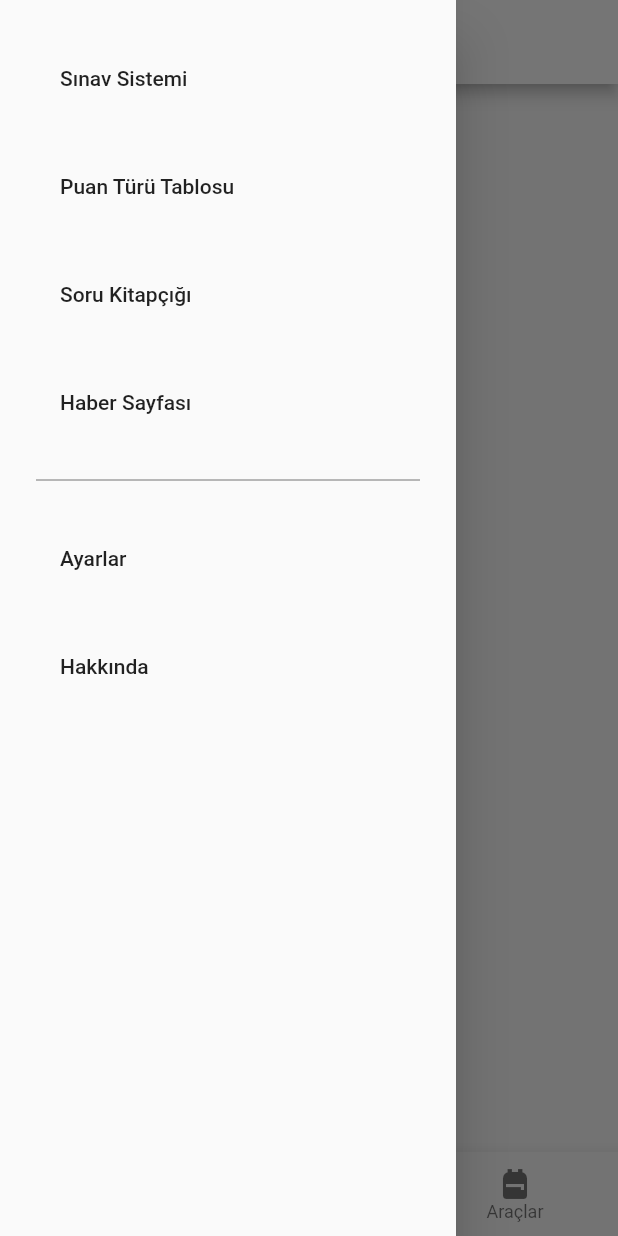
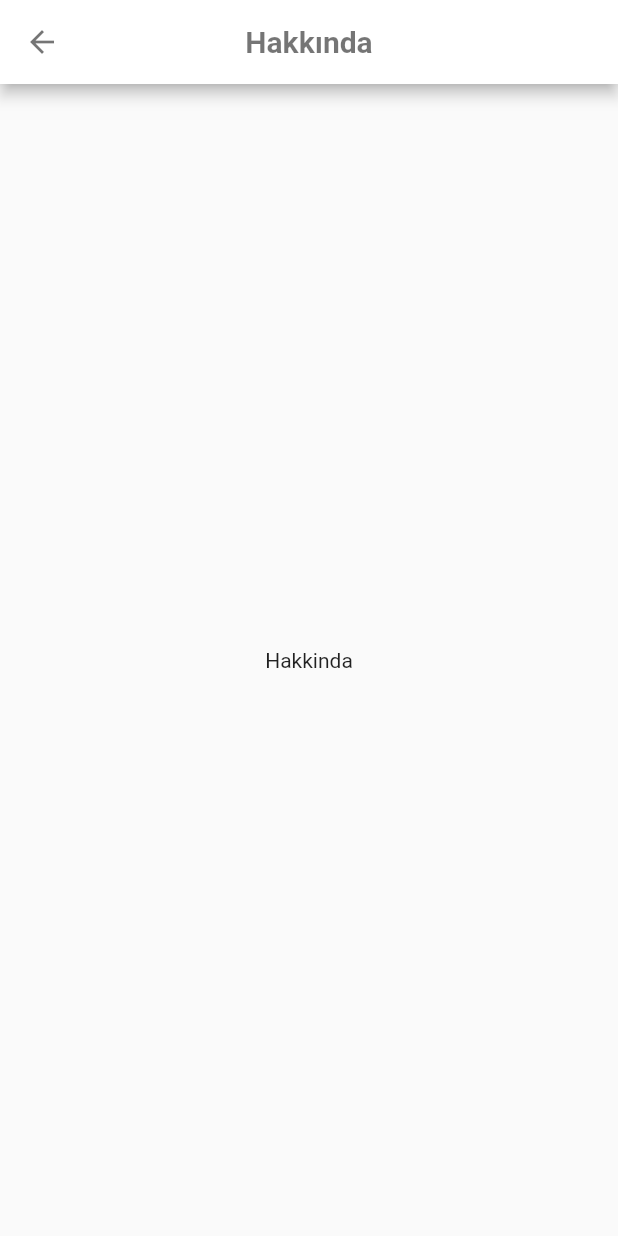
Before and after one commit to Mehm-Guldas/dusbuddy, a Flutter app: the screen it shows after launch, in the side drawer, after a tap on "Hakkında", on a phone screen of 412 x 824 dp. Run offline on Flutter 3.47's test engine with Material 2 defaults, Android fonts, the phone set to English and light mode, and no system bars.

Commit message:
+ About Page ! Changed home to initial route and added Named Routes

```diff
--- /dev/null
+++ b/lib/Pages/AboutPage.dart
@@ -0,0 +1,28 @@
+import 'package:flutter/material.dart';
+
+
+class About extends StatelessWidget {
+  const About({Key? key}) : super(key: key);
+
+  @override
+  Widget build(BuildContext context) {
+    return Scaffold(
+      appBar: AppBar(
+        iconTheme: IconThemeData(color: Colors.black54),
+        title: const Text('Hakkında',
+          style: TextStyle(
+            color: Colors.black54,
+            fontWeight: FontWeight.bold,
+            fontSize: 20,
+          ),
+        ),
+        centerTitle: true,
+        backgroundColor: Colors.white,
+      ),
+      body: const Center(
+        child: Text('Hakkinda'),
+      ),
+
+    );
+  }
+}
--- a/lib/main.dart
+++ b/lib/main.dart
@@ -1,7 +1,12 @@
 import 'package:flutter/material.dart';
+import 'package:dusbuddy2/Pages/AboutPage.dart';
 
 void main() => runApp(MaterialApp(
-  home: Home(),
+  initialRoute: '/',
+  routes: {
+    '/': (context) => Home(),
+    '/about': (context) => About(),
+  },
 ));
 
 
@@ -75,9 +80,7 @@ class NavigationDrawer extends StatelessWidget {
     ),
   );
 
-  Widget buildHeader(BuildContext context) => Container(
-
-  );
+  Widget buildHeader(BuildContext context) => Container();
 
   Widget buildMenuItems(BuildContext context) => Container(
     padding: const EdgeInsets.all(24),
@@ -107,7 +110,9 @@ class NavigationDrawer extends StatelessWidget {
         ),
         ListTile(
           title: const Text('Hakkında'),
-          onTap: (){},
+          onTap: (){
+            Navigator.pushNamed(context, '/about');
+          },
         ),
       ],
     ),
```
